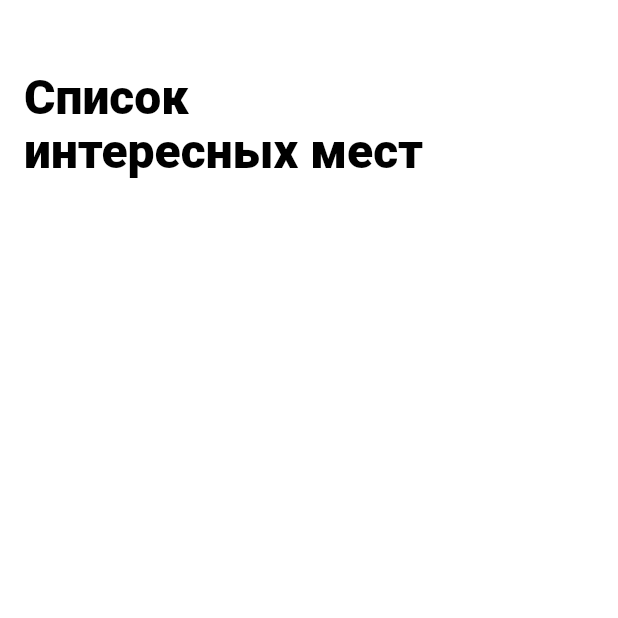
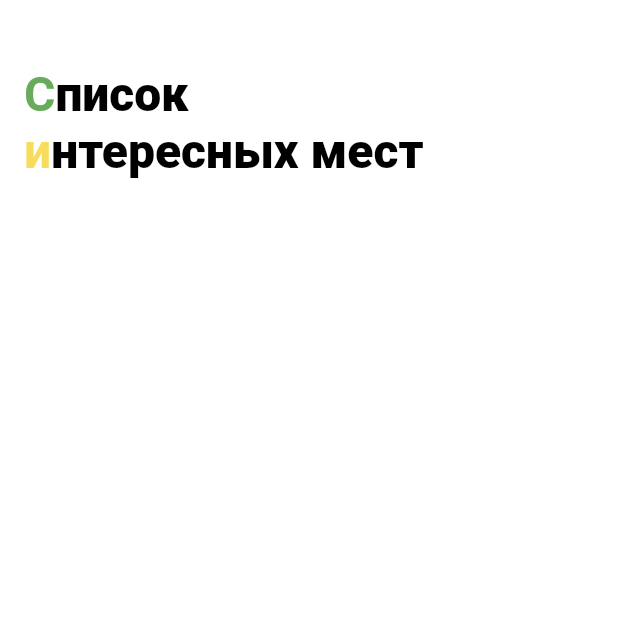
Before and after one commit to alexander2302/surf-flutter-course-zayats, a Flutter app: the screen it shows after launch, on a phone screen of 412 x 824 dp, the top half of it. Run offline on Flutter 3.47's test engine with Material 2 defaults, Android fonts, the phone set to English and light mode, and no system bars.

Commit message:
HW 4.2.2 RichText

```diff
--- a/places/lib/ui/screen/sight_list_screen.dart
+++ b/places/lib/ui/screen/sight_list_screen.dart
@@ -16,6 +16,9 @@ class SightListScreen extends StatefulWidget {
  * (маржины, падинги и многие другие способы не сработали, тогда
  * вспомнил что в уроке 4.1 расказывали о PreferredSize, с его помощью получилось)
  * не уверен это правильный подход или нет
+ *
+ * еще отличается от предыдущего урока параметром height: 1.12 (без него больше
+ * похоже на дизайн)
 */
 class _SightListScreenState extends State<SightListScreen> {
   @override
@@ -31,16 +34,38 @@ class _SightListScreenState extends State<SightListScreen> {
           child: Container(
             width: double.infinity,
             margin: EdgeInsets.only(left: 16.0, right: 16.0),
-            child: Text(
-              'Список \nинтересных мест',
-              style: TextStyle(
-                  color: Colors.black,
-                  fontSize: 32,
-                  fontWeight: FontWeight.w700,
-                  fontFamily: 'RobotoBlack',
-                  height: 1.12),
+            child: RichText(
+              text: TextSpan(
+                  style: TextStyle(
+                    color: Colors.black,
+                    fontSize: 32,
+                    fontWeight: FontWeight.w700,
+                    fontFamily: 'RobotoBlack',
+                  ),
+                  children: [
+                    TextSpan(children: [
+                      TextSpan(
+                          text: 'С',
+                          style: TextStyle(
+                            color: Color.fromARGB(255, 103, 171, 91),
+                          )),
+                      TextSpan(
+                        text: 'писок',
+                      )
+                    ]),
+                    TextSpan(children: [
+                      TextSpan(
+                          text: '\nи',
+                          style: TextStyle(
+                            color: Color.fromARGB(255, 248, 220, 94),
+                          )),
+                      TextSpan(
+                        text: 'нтересных мест',
+                      )
+                    ]),
+                  ]),
+              overflow: TextOverflow.ellipsis,
               maxLines: 2,
-              overflow: TextOverflow.ellipsis,
             ),
           ),
         ),
```
